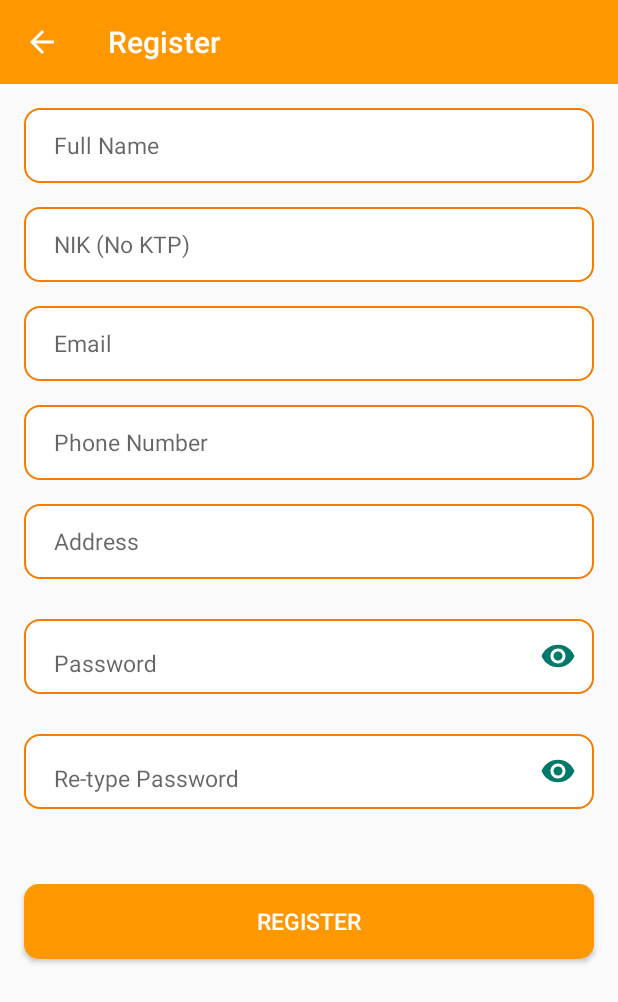
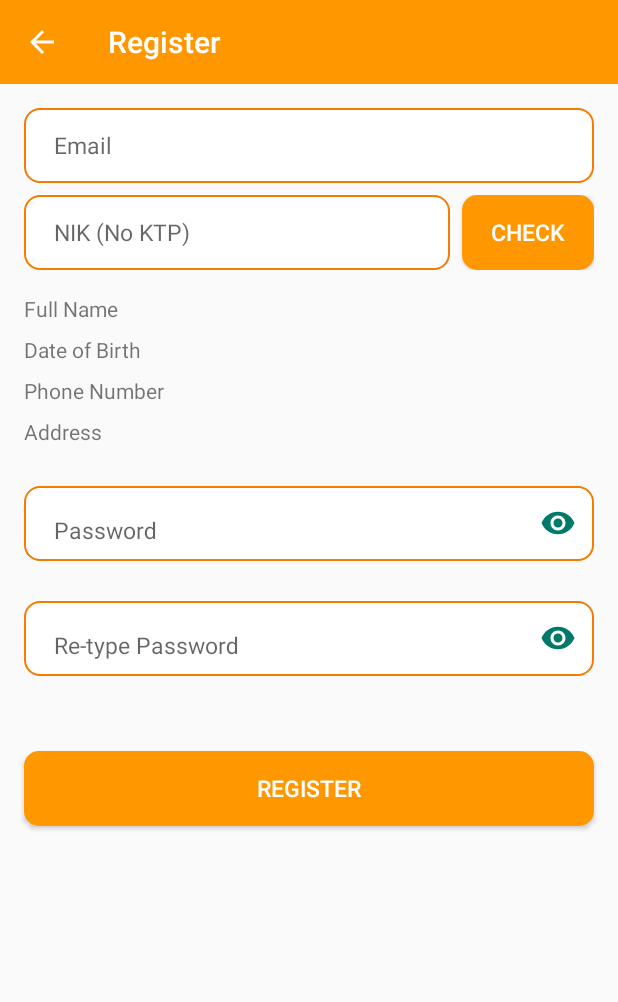
Before and after one commit to ichapredrika/OnlineLoan, an Android app: the screen it shows after launch (RegisterActivity), after a tap on "New User? Register Here", on a phone screen of 412 x 824 dp. Shown: the top 1002 px of the screen. Run offline under Robolectric (Android 15) with nearby library versions, the light colour scheme and no system bars; our stand-ins replace Volley; 2 other taps on this screen came first.

Commit message:
revisi ui

```diff
--- a/app/src/main/AndroidManifest.xml
+++ b/app/src/main/AndroidManifest.xml
@@ -16,9 +16,8 @@
         android:supportsRtl="true"
         android:theme="@style/AppTheme"
         android:usesCleartextTraffic="true">
-        <activity android:name=".LoanInfoActivity"></activity>
+        <activity android:name=".LoanInfoActivity" />
         <activity android:name=".InterestSettingActivity" />
-        <activity android:name=".ApprovalActivity" />
         <activity android:name=".ReportActivity" />
         <activity android:name=".TransactionDetailActivity" />
         <activity android:name=".TransactionActivity" />
--- a/app/src/main/java/com/arie/onlineloan/LoginActivity.java
+++ b/app/src/main/java/com/arie/onlineloan/LoginActivity.java
@@ -153,7 +153,7 @@ public class LoginActivity extends AppCompatActivity {
                 java.util.Map<String, String> params = new HashMap<>();
                 params.put("EMAIL", userEmail);
                 params.put("PASSWORD", userPassword);
-
+                Log.d("param", userEmail + " - "+ userPassword);
                 return params;
             }
         };
--- a/app/src/main/java/com/arie/onlineloan/phpConf.java
+++ b/app/src/main/java/com/arie/onlineloan/phpConf.java
@@ -1,7 +1,7 @@
 package com.arie.onlineloan;
 
 public class phpConf {
-    private final static String ip = "192.168.0.115";
+    private final static String ip = "192.168.1.6";
 
     public final static String URL_CONNECTION = "https://"+ ip +"/onlineloan/connection.php";
     public final static String URL_LOGIN = "https://"+ ip +"/onlineloan/login.php";
--- a/app/src/main/res/layout/activity_profile.xml
+++ b/app/src/main/res/layout/activity_profile.xml
@@ -29,6 +29,7 @@
                 android:layout_width="24dp"
                 android:layout_height="24dp"
                 android:layout_gravity="end"
+                android:visibility="gone"
                 app:srcCompat="@drawable/ic_edit"/>
         </LinearLayout>
 
--- a/app/src/main/res/layout/activity_register.xml
+++ b/app/src/main/res/layout/activity_register.xml
@@ -19,34 +19,6 @@
             app:theme="@style/ThemeOverlay.AppCompat.Dark.ActionBar" />
 
         <com.google.android.material.textfield.TextInputEditText
-            android:id="@+id/txt_fullname"
-            android:hint="@string/full_name"
-            android:inputType="textPersonName"
-            android:layout_width="match_parent"
-            android:layout_height="50dp"
-            android:layout_marginTop="16dp"
-            android:layout_marginStart="16dp"
-            android:layout_marginEnd="16dp"
-            android:background="@drawable/border_edit_text"
-            android:paddingStart="20dp"
-            android:paddingEnd="10dp"
-            android:textSize="15sp" />
-
-        <com.google.android.material.textfield.TextInputEditText
-            android:id="@+id/txt_nik"
-            android:hint="@string/nik_no_ktp"
-            android:inputType="number"
-            android:layout_width="match_parent"
-            android:layout_height="50dp"
-            android:layout_marginTop="16dp"
-            android:layout_marginStart="16dp"
-            android:layout_marginEnd="16dp"
-            android:background="@drawable/border_edit_text"
-            android:paddingStart="20dp"
-            android:paddingEnd="10dp"
-            android:textSize="15sp" />
-
-        <com.google.android.material.textfield.TextInputEditText
             android:id="@+id/txt_email"
             android:hint="@string/email"
             android:inputType="textEmailAddress"
@@ -60,33 +32,132 @@
             android:paddingEnd="10dp"
             android:textSize="15sp" />
 
-        <com.google.android.material.textfield.TextInputEditText
-            android:id="@+id/txt_phone"
-            android:hint="@string/phone_number"
-            android:inputType="number"
+        <LinearLayout
             android:layout_width="match_parent"
-            android:layout_height="50dp"
-            android:layout_marginTop="16dp"
+            android:layout_height="wrap_content"
             android:layout_marginStart="16dp"
             android:layout_marginEnd="16dp"
-            android:background="@drawable/border_edit_text"
-            android:paddingStart="20dp"
-            android:paddingEnd="10dp"
-            android:textSize="15sp" />
+            android:layout_marginTop="8dp"
+            android:orientation="horizontal">
 
-        <com.google.android.material.textfield.TextInputEditText
-            android:id="@+id/txt_address"
-            android:hint="@string/address"
-            android:inputType="textPersonName"
+            <com.google.android.material.textfield.TextInputEditText
+                android:id="@+id/txt_nik"
+                android:hint="@string/nik_no_ktp"
+                android:inputType="number"
+                android:layout_width="0dp"
+                android:layout_height="50dp"
+                android:layout_weight="1"
+                android:layout_marginEnd="8dp"
+                android:background="@drawable/border_edit_text"
+                android:paddingStart="20dp"
+                android:paddingEnd="10dp"
+                android:textSize="15sp" />
+
+            <Button
+                android:id="@+id/btn_check_nik"
+                android:layout_width="wrap_content"
+                android:layout_height="50dp"
+                android:text="@string/check"
+                style="@style/Button.Positive"/>
+        </LinearLayout>
+
+        <LinearLayout
             android:layout_width="match_parent"
-            android:layout_height="50dp"
-            android:layout_marginTop="16dp"
+            android:layout_height="wrap_content"
             android:layout_marginStart="16dp"
             android:layout_marginEnd="16dp"
-            android:background="@drawable/border_edit_text"
-            android:paddingStart="20dp"
-            android:paddingEnd="10dp"
-            android:textSize="15sp" />
+            android:layout_marginTop="16dp"
+            android:orientation="horizontal">
+
+            <TextView
+                android:layout_width="0dp"
+                android:layout_height="wrap_content"
+                android:layout_weight="0.5"
+                android:text="@string/full_name"/>
+
+            <TextView
+                android:id="@+id/txt_fullname"
+                android:layout_width="0dp"
+                android:layout_height="wrap_content"
+                android:layout_weight="0.5"
+                android:textColor="@color/colorBgGreen"
+                android:textStyle="bold"
+                tools:text="Arie Sukma"/>
+        </LinearLayout>
+
+        <LinearLayout
+            android:layout_width="match_parent"
+            android:layout_height="wrap_content"
+            android:layout_marginStart="16dp"
+            android:layout_marginEnd="16dp"
+            android:layout_marginTop="8dp"
+            android:orientation="horizontal">
+
+            <TextView
+                android:layout_width="0dp"
+                android:layout_height="wrap_content"
+                android:layout_weight="0.5"
+                android:text="@string/date_of_birth"/>
+
+            <TextView
+                android:id="@+id/txt_dob"
+                android:layout_width="0dp"
+                android:layout_height="wrap_content"
+                android:layout_weight="0.5"
+                android:textColor="@color/colorBgGreen"
+                android:textStyle="bold"
+                tools:text="7 July 1997"/>
+        </LinearLayout>
+
+        <LinearLayout
+            android:layout_width="match_parent"
+            android:layout_height="wrap_content"
+            android:layout_marginStart="16dp"
+            android:layout_marginEnd="16dp"
+            android:layout_marginTop="8dp"
+            android:orientation="horizontal">
+
+            <TextView
+                android:layout_width="0dp"
+                android:layout_height="wrap_content"
+                android:layout_weight="0.5"
+                android:text="@string/phone_number"/>
+
+            <TextView
+                android:id="@+id/txt_phone"
+                android:layout_width="0dp"
+                android:layout_height="wrap_content"
+                android:layout_weight="0.5"
+                android:textColor="@color/colorBgGreen"
+                android:textStyle="bold"
+                tools:text="ariesukma@gmail.com"/>
+        </LinearLayout>
+
+        <LinearLayout
+            android:layout_width="match_parent"
+            android:layout_height="wrap_content"
+            android:layout_marginStart="16dp"
+            android:layout_marginEnd="16dp"
+            android:layout_marginTop="8dp"
+            android:orientation="horizontal">
+
+            <TextView
+                android:layout_width="0dp"
+                android:layout_height="wrap_content"
+                android:layout_weight="0.5"
+                android:text="@string/address"/>
+
+            <TextView
+                android:id="@+id/txt_address"
+                android:layout_width="0dp"
+                android:layout_height="wrap_content"
+                android:layout_weight="0.5"
+                android:textColor="@color/colorBgGreen"
+                android:textStyle="bold"
+                tools:text="Jln Ki Hajar Dewantara, Cikarang"/>
+        </LinearLayout>
+
+
 
         <com.google.android.material.textfield.TextInputLayout
             android:layout_width="match_parent"
```
Also changed, not shown: app/src/main/java/com/arie/onlineloan/ApprovalActivity.java (deleted, +0 -14 lines), app/src/main/java/com/arie/onlineloan/TransactionActivity.java (+7 -0 lines), app/src/main/java/com/arie/onlineloan/adapters/TransactionAdapter.java (+2 -5 lines), app/src/main/java/com/arie/onlineloan/adapters/VehicleAdapter.java (added, +95 -0 lines), app/src/main/java/com/arie/onlineloan/models/Vehicle.java (added, +57 -0 lines), app/src/main/res/layout/activity_interest_setting.xml (+25 -0 lines), app/src/main/res/layout/activity_transaction.xml (+47 -0 lines), app/src/main/res/layout/item_vehicle_price.xml (added, +128 -0 lines), app/src/main/res/layout/pop_up_edit_price.xml (added, +54 -0 lines), app/src/main/res/values/strings.xml (+6 -1 lines).
